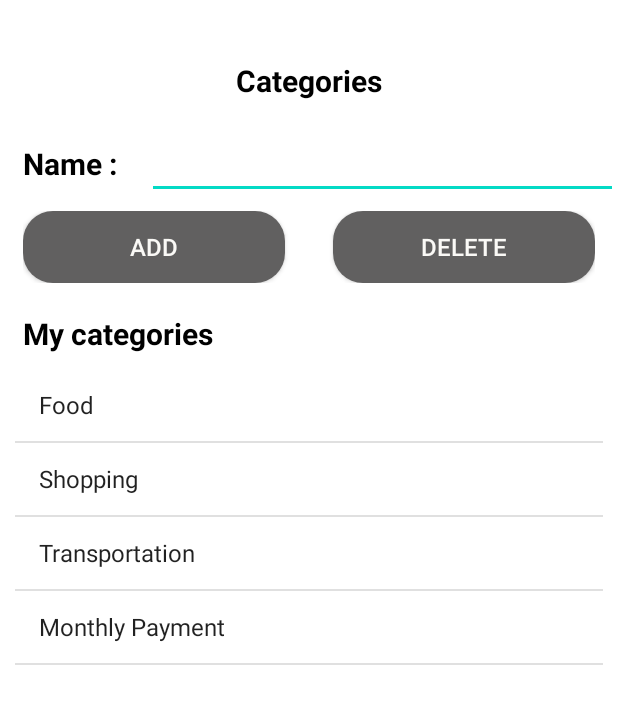
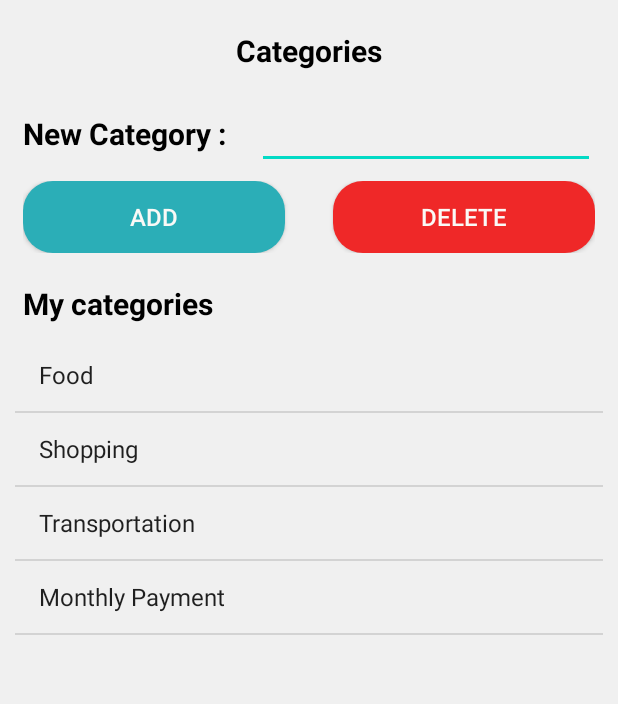
Before and after one commit to Kanomtom22/MoneyTracker, an Android app: the CategoryActivity screen opened directly, with no data from a screen before it, on a phone screen of 412 x 824 dp. Shown: the top 704 px of the screen. Run offline under Robolectric (Android 15) with nearby library versions, the phone set to English and light mode, and no system bars; our stand-ins replace Firebase (no records; nobody signed in at launch, a user with empty details on screens opened directly).

Commit message:
Change UI category page & Log Out function

```diff
--- a/app/build.gradle.kts
+++ b/app/build.gradle.kts
@@ -47,4 +47,5 @@ dependencies {
     testImplementation("junit:junit:4.13.2")
     androidTestImplementation("androidx.test.ext:junit:1.1.5")
     androidTestImplementation("androidx.test.espresso:espresso-core:3.5.1")
+    implementation("com.github.PhilJay:MPAndroidChart:v3.1.0")
 }
--- a/app/src/main/res/layout/activity_category.xml
+++ b/app/src/main/res/layout/activity_category.xml
@@ -4,6 +4,7 @@
     xmlns:tools="http://schemas.android.com/tools"
     android:layout_width="match_parent"
     android:layout_height="match_parent"
+    android:background="@color/bg"
     tools:context=".CategoryActivity">
 
     <LinearLayout
@@ -16,7 +17,7 @@
             android:layout_height="wrap_content"
             android:text="@string/Categories"
             android:gravity="center"
-            android:paddingTop="40dp"
+            android:paddingTop="20dp"
             android:textSize="20sp"
             android:textStyle="bold"
             android:textColor="@color/black"/>
@@ -26,12 +27,13 @@
             android:layout_height="wrap_content"
             android:layout_marginTop="20dp"
             android:layout_marginBottom="8dp"
+            android:layout_marginRight="15dp"
             android:orientation="horizontal">
 
             <TextView
                 android:layout_width="wrap_content"
                 android:layout_height="wrap_content"
-                android:text="Name : "
+                android:text="New Category : "
                 android:layout_marginHorizontal="15dp"
                 android:textSize="20sp"
                 android:textStyle="bold"
@@ -61,6 +63,7 @@
                 android:layout_height="wrap_content"
                 android:textColor="@color/white"
                 android:background="@drawable/btn"
+                android:backgroundTint="@color/sky"
                 android:text="Add"
                 android:textSize="16sp"
                 android:layout_marginEnd="16dp" />
@@ -72,6 +75,7 @@
                 android:layout_height="wrap_content"
                 android:background="@drawable/btn"
                 android:textColor="@color/white"
+                android:backgroundTint="@color/red"
                 android:text="Delete"
                 android:textSize="16sp"
                 android:layout_marginStart="16dp" />
--- a/app/src/main/res/values/colors.xml
+++ b/app/src/main/res/values/colors.xml
@@ -7,6 +7,7 @@
     <color name="teal_700">#FF018786</color>
     <color name="black">#FF000000</color>
     <color name="white">#faf9f6</color>
+    <color name="realwhite">#ffff</color>
     <color name="gray">#d9d9d9</color>
     <color name="bg">#f0f0f0</color>
     <color name="yellow">#ffc95f</color>
```
Also changed, not shown: app/src/main/java/com/example/moneytracker/SettingFragment.java (+30 -0 lines), app/src/main/res/layout/fragment_dashboard.xml (+23 -10 lines).
